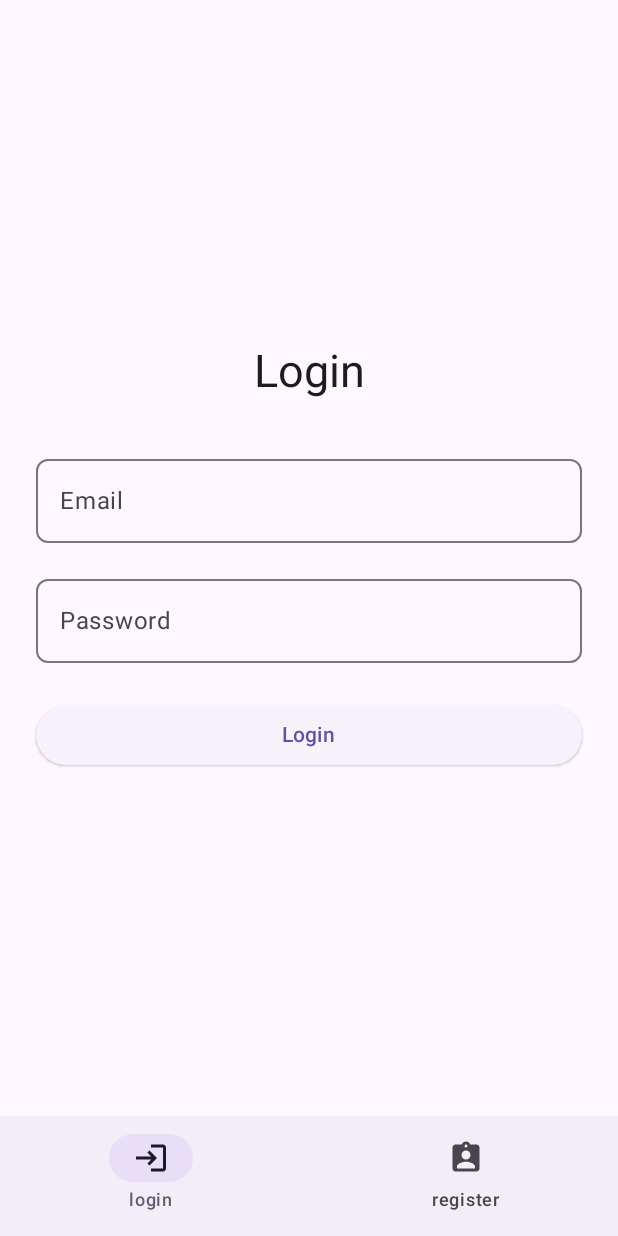
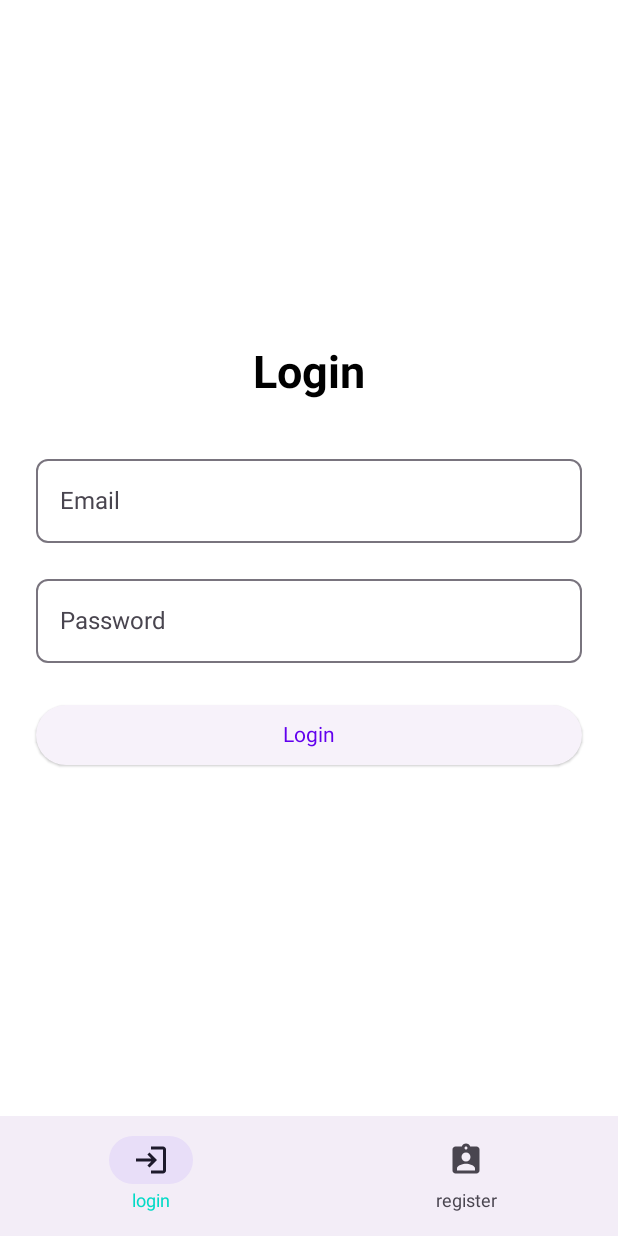
Before and after one commit to Fuwuffyi/Mobile2025-WalkAndTag, an Android app built with Jetpack Compose: the screen it shows after launch (AuthActivity), on a phone screen of 412 x 824 dp. Run offline under Robolectric (Android 15) with nearby library versions, the phone set to English and light mode, and no system bars; our stand-ins replace Firebase (no records; nobody signed in at launch, a user with empty details on screens opened directly).

Commit message:
Setup dark/light theme

```diff
--- a/app/src/main/java/com/github/walkandtag/AuthActivity.kt
+++ b/app/src/main/java/com/github/walkandtag/AuthActivity.kt
@@ -6,6 +6,7 @@ import androidx.activity.ComponentActivity
 import androidx.activity.compose.setContent
 import androidx.activity.enableEdgeToEdge
 import com.github.walkandtag.ui.navigation.LoginNavGraph
+import com.github.walkandtag.ui.theme.WalkAndTagTheme
 import com.google.firebase.auth.FirebaseAuth
 
 class AuthActivity : ComponentActivity() {
@@ -13,7 +14,9 @@ class AuthActivity : ComponentActivity() {
         super.onCreate(savedInstanceState)
         enableEdgeToEdge()
         setContent {
-            LoginNavGraph()
+            WalkAndTagTheme {
+                LoginNavGraph()
+            }
         }
     }
 
--- a/app/src/main/java/com/github/walkandtag/MainActivity.kt
+++ b/app/src/main/java/com/github/walkandtag/MainActivity.kt
@@ -5,13 +5,16 @@ import androidx.activity.ComponentActivity
 import androidx.activity.compose.setContent
 import androidx.activity.enableEdgeToEdge
 import com.github.walkandtag.ui.navigation.MainNavGraph
+import com.github.walkandtag.ui.theme.WalkAndTagTheme
 
 class MainActivity : ComponentActivity() {
     override fun onCreate(savedInstanceState: Bundle?) {
         super.onCreate(savedInstanceState)
         enableEdgeToEdge()
         setContent {
-            MainNavGraph()
+            WalkAndTagTheme {
+                MainNavGraph()
+            }
         }
     }
 }
--- a/app/src/main/java/com/github/walkandtag/ui/theme/Color.kt
+++ b/app/src/main/java/com/github/walkandtag/ui/theme/Color.kt
@@ -2,10 +2,26 @@ package com.github.walkandtag.ui.theme
 
 import androidx.compose.ui.graphics.Color
 
-val Purple80 = Color(0xFFD0BCFF)
-val PurpleGrey80 = Color(0xFFCCC2DC)
-val Pink80 = Color(0xFFEFB8C8)
+// Light Theme Colors
+val md_theme_light_primary = Color(0xFF6200EE)
+val md_theme_light_onPrimary = Color(0xFFFFFFFF)
+val md_theme_light_primaryContainer = Color(0xFFBB86FC)
+val md_theme_light_onPrimaryContainer = Color(0xFF3700B3)
+val md_theme_light_secondary = Color(0xFF03DAC6)
+val md_theme_light_onSecondary = Color(0xFF000000)
+val md_theme_light_background = Color(0xFFFFFFFF)
+val md_theme_light_onBackground = Color(0xFF000000)
+val md_theme_light_surface = Color(0xFFFFFFFF)
+val md_theme_light_onSurface = Color(0xFF000000)
 
-val Purple40 = Color(0xFF6650a4)
-val PurpleGrey40 = Color(0xFF625b71)
-val Pink40 = Color(0xFF7D5260)
+// Dark Theme Colors
+val md_theme_dark_primary = Color(0xFFBB86FC)
+val md_theme_dark_onPrimary = Color(0xFF000000)
+val md_theme_dark_primaryContainer = Color(0xFF3700B3)
+val md_theme_dark_onPrimaryContainer = Color(0xFFBB86FC)
+val md_theme_dark_secondary = Color(0xFF03DAC6)
+val md_theme_dark_onSecondary = Color(0xFF000000)
+val md_theme_dark_background = Color(0xFF121212)
+val md_theme_dark_onBackground = Color(0xFFFFFFFF)
+val md_theme_dark_surface = Color(0xFF121212)
+val md_theme_dark_onSurface = Color(0xFFFFFFFF)
--- a/app/src/main/java/com/github/walkandtag/ui/theme/Theme.kt
+++ b/app/src/main/java/com/github/walkandtag/ui/theme/Theme.kt
@@ -1,57 +1,42 @@
 package com.github.walkandtag.ui.theme
 
-import android.app.Activity
-import android.os.Build
-import androidx.compose.foundation.isSystemInDarkTheme
 import androidx.compose.material3.MaterialTheme
 import androidx.compose.material3.darkColorScheme
-import androidx.compose.material3.dynamicDarkColorScheme
-import androidx.compose.material3.dynamicLightColorScheme
 import androidx.compose.material3.lightColorScheme
 import androidx.compose.runtime.Composable
-import androidx.compose.ui.platform.LocalContext
+import androidx.compose.foundation.isSystemInDarkTheme
+
+private val LightColorScheme = lightColorScheme(
+    primary = md_theme_light_primary,
+    onPrimary = md_theme_light_onPrimary,
+    primaryContainer = md_theme_light_primaryContainer,
+    onPrimaryContainer = md_theme_light_onPrimaryContainer,
+    secondary = md_theme_light_secondary,
+    onSecondary = md_theme_light_onSecondary,
+    background = md_theme_light_background,
+    onBackground = md_theme_light_onBackground,
+    surface = md_theme_light_surface,
+    onSurface = md_theme_light_onSurface
+)
 
 private val DarkColorScheme = darkColorScheme(
-    primary = Purple80,
-    secondary = PurpleGrey80,
-    tertiary = Pink80
-)
-
-private val LightColorScheme = lightColorScheme(
-    primary = Purple40,
-    secondary = PurpleGrey40,
-    tertiary = Pink40
-
-    /* Other default colors to override
-    background = Color(0xFFFFFBFE),
-    surface = Color(0xFFFFFBFE),
-    onPrimary = Color.White,
-    onSecondary = Color.White,
-    onTertiary = Color.White,
-    onBackground = Color(0xFF1C1B1F),
-    onSurface = Color(0xFF1C1B1F),
-    */
+    primary = md_theme_dark_primary,
+    onPrimary = md_theme_dark_onPrimary,
+    primaryContainer = md_theme_dark_primaryContainer,
+    onPrimaryContainer = md_theme_dark_onPrimaryContainer,
+    secondary = md_theme_dark_secondary,
+    onSecondary = md_theme_dark_onSecondary,
+    background = md_theme_dark_background,
+    onBackground = md_theme_dark_onBackground,
+    surface = md_theme_dark_surface,
+    onSurface = md_theme_dark_onSurface
 )
 
 @Composable
-fun WalkAndTagTheme(
-    darkTheme: Boolean = isSystemInDarkTheme(),
-    // Dynamic color is available on Android 12+
-    dynamicColor: Boolean = true,
-    content: @Composable () -> Unit
-) {
-    val colorScheme = when {
-        dynamicColor && Build.VERSION.SDK_INT >= Build.VERSION_CODES.S -> {
-            val context = LocalContext.current
-            if (darkTheme) dynamicDarkColorScheme(context) else dynamicLightColorScheme(context)
-        }
-
-        darkTheme -> DarkColorScheme
-        else -> LightColorScheme
-    }
-
+fun WalkAndTagTheme(darkTheme: Boolean = isSystemInDarkTheme(), content: @Composable () -> Unit) {
+    val colors = if (darkTheme) DarkColorScheme else LightColorScheme
     MaterialTheme(
-        colorScheme = colorScheme,
+        colorScheme = colors,
         typography = Typography,
         content = content
     )
--- a/app/src/main/java/com/github/walkandtag/ui/theme/Type.kt
+++ b/app/src/main/java/com/github/walkandtag/ui/theme/Type.kt
@@ -6,29 +6,65 @@ import androidx.compose.ui.text.font.FontFamily
 import androidx.compose.ui.text.font.FontWeight
 import androidx.compose.ui.unit.sp
 
-// Set of Material typography styles to start with
 val Typography = Typography(
+    displayLarge = TextStyle(
+        fontFamily = FontFamily.Default,
+        fontWeight = FontWeight.Bold,
+        fontSize = 57.sp
+    ),
+    displayMedium = TextStyle(
+        fontFamily = FontFamily.Default,
+        fontWeight = FontWeight.Bold,
+        fontSize = 45.sp
+    ),
+    displaySmall = TextStyle(
+        fontFamily = FontFamily.Default,
+        fontWeight = FontWeight.Bold,
+        fontSize = 36.sp
+    ),
+    headlineLarge = TextStyle(
+        fontFamily = FontFamily.Default,
+        fontWeight = FontWeight.Bold,
+        fontSize = 32.sp
+    ),
+    headlineMedium = TextStyle(
+        fontFamily = FontFamily.Default,
+        fontWeight = FontWeight.Bold,
+        fontSize = 28.sp
+    ),
+    headlineSmall = TextStyle(
+        fontFamily = FontFamily.Default,
+        fontWeight = FontWeight.Bold,
+        fontSize = 24.sp
+    ),
     bodyLarge = TextStyle(
         fontFamily = FontFamily.Default,
         fontWeight = FontWeight.Normal,
-        fontSize = 16.sp,
-        lineHeight = 24.sp,
-        letterSpacing = 0.5.sp
-    )
-    /* Other default text styles to override
-    titleLarge = TextStyle(
+        fontSize = 16.sp
+    ),
+    bodyMedium = TextStyle(
         fontFamily = FontFamily.Default,
         fontWeight = FontWeight.Normal,
-        fontSize = 22.sp,
-        lineHeight = 28.sp,
-        letterSpacing = 0.sp
+        fontSize = 14.sp
+    ),
+    bodySmall = TextStyle(
+        fontFamily = FontFamily.Default,
+        fontWeight = FontWeight.Normal,
+        fontSize = 12.sp
+    ),
+    labelLarge = TextStyle(
+        fontFamily = FontFamily.Default,
+        fontWeight = FontWeight.Normal,
+        fontSize = 14.sp
+    ),
+    labelMedium = TextStyle(
+        fontFamily = FontFamily.Default,
+        fontWeight = FontWeight.Normal,
+        fontSize = 12.sp
     ),
     labelSmall = TextStyle(
         fontFamily = FontFamily.Default,
-        fontWeight = FontWeight.Medium,
-        fontSize = 11.sp,
-        lineHeight = 16.sp,
-        letterSpacing = 0.5.sp
+        fontWeight = FontWeight.Normal,
+        fontSize = 11.sp
     )
-    */
 )
```
